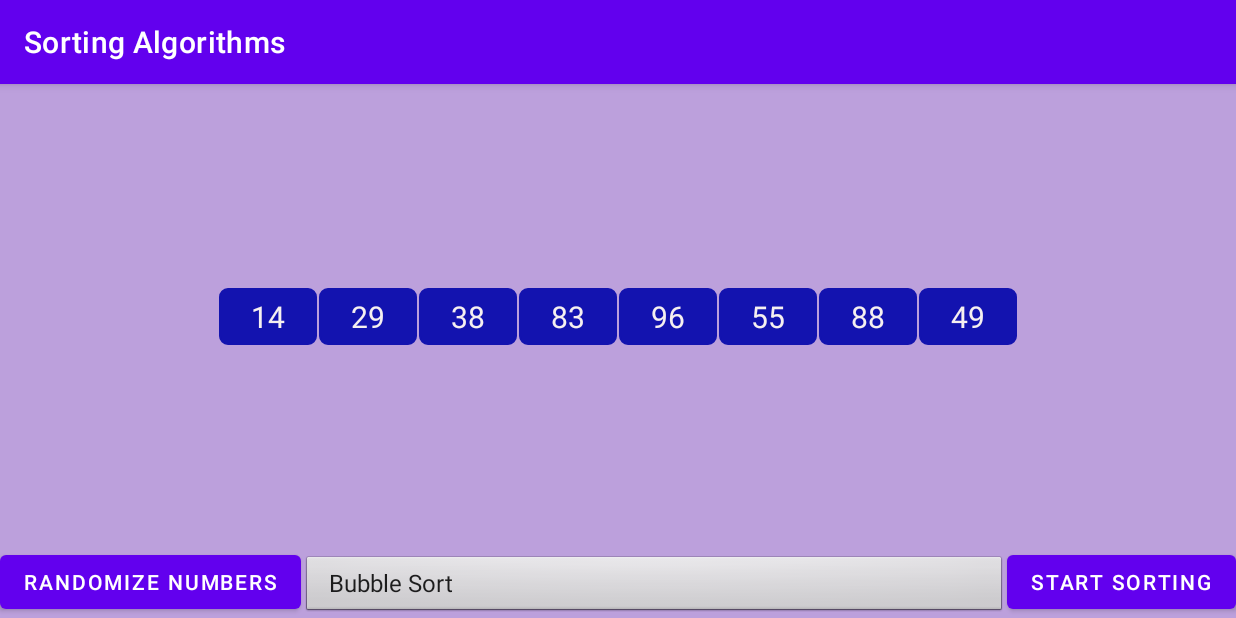
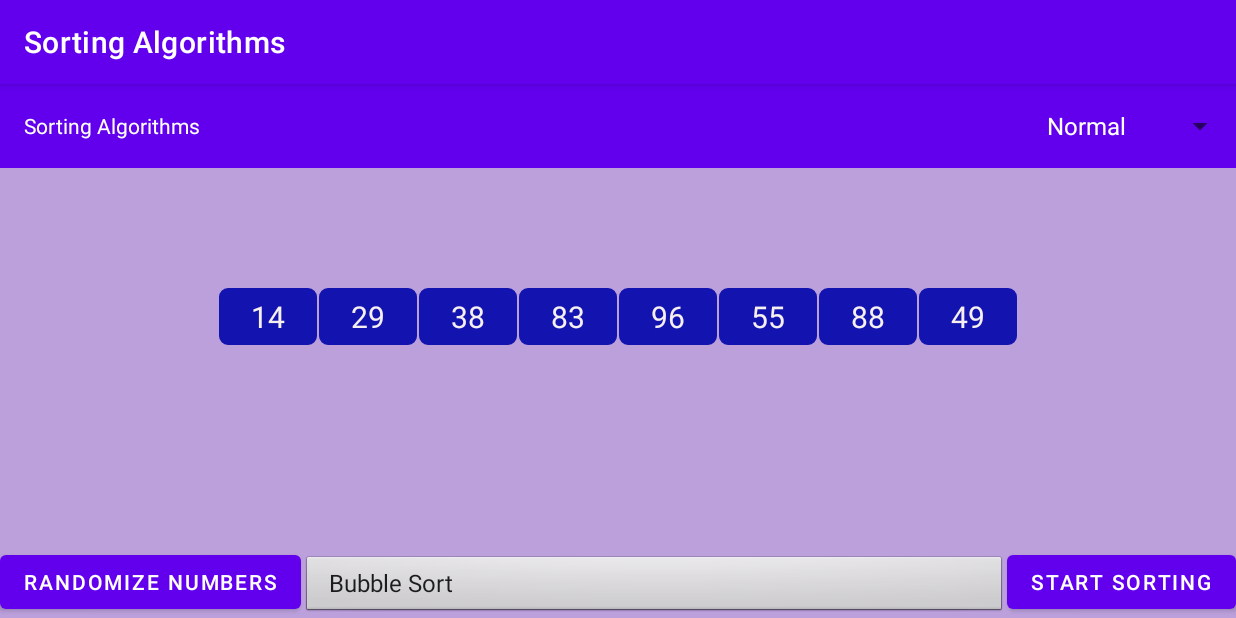
Before and after one commit to yavuzerbas/Android-Sorting-Algorithms-App, an Android app: the screen it shows after launch (MainActivity), after a tap on "RANDOMIZE NUMBERS", on a phone screen of 824 x 412 dp (held sideways). Run offline under Robolectric (Android 15) with nearby library versions, the phone set to English and light mode, and no system bars.

```diff
--- a/app/src/main/java/com/example/sortingalgorithms/MainActivity.kt
+++ b/app/src/main/java/com/example/sortingalgorithms/MainActivity.kt
@@ -1,9 +1,18 @@
 package com.example.sortingalgorithms
 
+import android.graphics.Color
+import android.os.Bundle
+import android.view.Menu
+import android.view.View
+import android.view.ViewGroup
+import android.widget.AdapterView
+import android.widget.ArrayAdapter
+import android.widget.Button
+import android.widget.EditText
+import android.widget.Spinner
+import android.widget.TextView
+import android.widget.Toast
 import androidx.appcompat.app.AppCompatActivity
-import android.os.Bundle
-import android.view.View
-import android.widget.*
 import androidx.lifecycle.MutableLiveData
 import androidx.lifecycle.Observer
 import com.example.sortingalgorithms.presentation.bubblesort.BubbleSort
@@ -11,9 +20,10 @@ import com.example.sortingalgorithms.presentation.insertionsort.InsertionSort
 import com.example.sortingalgorithms.presentation.noobsort.NoobSort
 import com.example.sortingalgorithms.presentation.selectionsort.SelectionSort
 import com.example.sortingalgorithms.utils.extensions.SortCompletionListener
+import com.example.sortingalgorithms.utils.extensions.Speed
+
 
 class MainActivity : AppCompatActivity(), SortCompletionListener{
-    //var recursiveSortFragment:RecursiveSortFragment = RecursiveSortFragment()//Getting editText views
     //connection views with xml ids
     private lateinit var buttonStartSorting:Button
     private lateinit var buttonRandomizeNumbers:Button
@@ -35,7 +45,7 @@ class MainActivity : AppCompatActivity(), SortCompletionListener{
             }
         })
 
-        var editTextViews:ArrayList<EditText> = ArrayList()
+        val editTextViews:ArrayList<EditText> = ArrayList()
         val editText1 = findViewById<EditText>(R.id.editText1)
         val editText2 = findViewById<EditText>(R.id.editText2)
         val editText3 = findViewById<EditText>(R.id.editText3)
@@ -44,6 +54,7 @@ class MainActivity : AppCompatActivity(), SortCompletionListener{
         val editText6 = findViewById<EditText>(R.id.editText6)
         val editText7 = findViewById<EditText>(R.id.editText7)
         val editText8 = findViewById<EditText>(R.id.editText8)
+        val speedSpinner = findViewById<Spinner>(R.id.speed_spinner)
 
         editTextViews.add(editText1)
         editTextViews.add(editText2)
@@ -53,6 +64,61 @@ class MainActivity : AppCompatActivity(), SortCompletionListener{
         editTextViews.add(editText6)
         editTextViews.add(editText7)
         editTextViews.add(editText8)
+
+        // Create an ArrayAdapter using the string array and a default spinner layout
+        val adapter: ArrayAdapter<CharSequence> = object : ArrayAdapter<CharSequence>(
+            this, android.R.layout.simple_spinner_item, resources.getStringArray(R.array.speed_array)
+        ) {
+            override fun getView(position: Int, convertView: View?, parent: ViewGroup): View {
+                val view = super.getView(position, convertView, parent) as TextView
+                view.setTextColor(Color.WHITE) // Set the text color to white
+                return view
+            }
+
+            override fun getDropDownView(position: Int, convertView: View?, parent: ViewGroup): View {
+                val view = super.getDropDownView(position, convertView, parent) as TextView
+                view.setTextColor(Color.WHITE) // Set the dropdown text color to white
+                view.setBackgroundColor(Color.BLACK)
+                return view
+            }
+        }
+        // Specify the layout to use when the list of choices appears
+        adapter.setDropDownViewResource(android.R.layout.simple_spinner_dropdown_item)
+        // Apply the adapter to the spinner
+        speedSpinner.adapter = adapter
+        // Find the position of "Normal" in the adapter
+        val defaultSelectionPosition = adapter.getPosition("Normal")
+
+        // Set the default selection of the spinner to "Normal"
+        speedSpinner.setSelection(defaultSelectionPosition)
+        speedSpinner.onItemSelectedListener = object : AdapterView.OnItemSelectedListener {
+            override fun onItemSelected(parent: AdapterView<*>, view: View, position: Int, id: Long) {
+                // Get the selected item
+
+                // Do something with the selected item
+                when (parent.getItemAtPosition(position).toString()) {
+                    "Very Slow" -> {
+                        Speed.speed = 1
+                    }
+                    "Slow" -> {
+                        Speed.speed = 3
+                    }
+                    "Normal" -> {
+                        Speed.speed = 5
+                    }
+                    "Fast" -> {
+                        Speed.speed = 10
+                    }
+                    "Very Fast" -> {
+                        Speed.speed = 20
+                    }
+                }
+            }
+
+            override fun onNothingSelected(parent: AdapterView<*>) {
+                // Handle the case where there's no item selected
+            }
+        }
 
 
         spinner = findViewById(R.id.spinner)
@@ -90,6 +156,11 @@ class MainActivity : AppCompatActivity(), SortCompletionListener{
 
 
     }
+    override fun onCreateOptionsMenu(menu: Menu?): Boolean {
+        menuInflater.inflate(R.menu.toolbar_menu, menu)
+        return true
+    }
+
 
     //FULL SCREEN FUNCTIONS
     //{{{{{{{{{{{{{{{{{{{{{{{{{{{{{{{{{{{{{{{{{{{{{{{{{{{{{{{{{{{{{{{{{{{{{{{{{{{{{{{{{{{{{{{{{{{{{{
@@ -124,24 +195,24 @@ class MainActivity : AppCompatActivity(), SortCompletionListener{
     //END OF FULL SCREEN FUNCTIONS
     //}}}}}}}}}}}}}}}}}}}}}}}}}}}}}}}}}}}}}}}}}}}}}}}}}}}}}}}}}}}}}}}}}}}}}}}}}}}}}}}}}}}}}}}}}}}}}}
 //function giving random values to edit text areas
-    fun setRandomNumbersToTextViews(editTextViews:ArrayList<EditText>){
-        var numbers = getRandomNumbers(8)
+    private fun setRandomNumbersToTextViews(editTextViews:ArrayList<EditText>){
+        val numbers = getRandomNumbers(8)
         for(i in (0..7)){
-            editTextViews[i].setText("" + numbers[i])
+            editTextViews[i].setText(numbers[i].toString())
         }
     }
     //Following two functions for obtaining random numbers "getRandomNumbers","rand"
     //{{{{{{{{{{{{{{{{{{{{{{{{{{{{{{{{{{{{{{{{{{{{{{{{{{{{{{{{{{{{{{{{{{{{{{{{{{{{{{{{{{{{{{{{{{{{{{
 
-    fun getRandomNumbers(arraySize:Int):ArrayList<Int>{
-        var numbersArrayList:ArrayList<Int> = ArrayList()
-        for(i in 0..(arraySize-1)){
-            var temp = rand(1,99)
+    private fun getRandomNumbers(arraySize:Int):ArrayList<Int>{
+        val numbersArrayList:ArrayList<Int> = ArrayList()
+        for(i in 0 until arraySize){
+            val temp = rand(1,99)
             numbersArrayList.add(temp)
         }
         return numbersArrayList;
     }
-    fun rand(start: Int, end: Int): Int {
+    private fun rand(start: Int, end: Int): Int {
         require(start <= end) { "Illegal Argument" }
         return (start..end).random()
     }
--- a/app/src/main/java/com/example/sortingalgorithms/presentation/bubblesort/BubbleSort.kt
+++ b/app/src/main/java/com/example/sortingalgorithms/presentation/bubblesort/BubbleSort.kt
@@ -6,7 +6,9 @@ import android.text.InputType
 import android.util.Log
 import android.widget.Button
 import android.widget.EditText
+import com.example.sortingalgorithms.utils.constants.MS5
 import com.example.sortingalgorithms.utils.extensions.SortCompletionListener
+import com.example.sortingalgorithms.utils.extensions.Speed
 
 class BubbleSort(
     private var editTextViewList: ArrayList<EditText>,
@@ -34,7 +36,7 @@ class BubbleSort(
                 val a = Integer.parseInt(editTextViewList[j].text.toString())
                 val b = Integer.parseInt(editTextViewList[j + 1].text.toString())
                 //giving user some time to see which numbers compared
-                Thread.sleep(500)
+                Thread.sleep((MS5 / Speed.speed).toLong())
                 if (a > b) {
                     isSorted = false
                     //setting colors to red to show user, numbers are gonna swapped
@@ -47,7 +49,7 @@ class BubbleSort(
                     //swapping in screen
                     swapTextViewsLocations(editTextViewList[j], editTextViewList[j + 1])
                     //giving user enough time see the swapping
-                    Thread.sleep(500)
+                    Thread.sleep((MS5 / Speed.speed).toLong())
                 } else {
                     //do nothing
                 }
--- /dev/null
+++ b/app/src/main/java/com/example/sortingalgorithms/utils/extensions/Speed.kt
@@ -0,0 +1,5 @@
+package com.example.sortingalgorithms.utils.extensions
+
+object Speed {
+    var speed = 1
+}
--- a/app/src/main/res/layout/activity_main.xml
+++ b/app/src/main/res/layout/activity_main.xml
@@ -6,6 +6,30 @@
     android:layout_height="match_parent"
     tools:context=".MainActivity"
     android:background="#BCA0DC">
+    <androidx.appcompat.widget.Toolbar
+        android:id="@+id/toolbar"
+        android:layout_width="match_parent"
+        android:layout_height="?attr/actionBarSize"
+        android:background="?attr/colorPrimary"
+        app:layout_constraintTop_toTopOf="parent">
+
+        <TextView
+            android:id="@+id/toolbar_title"
+            android:layout_width="wrap_content"
+            android:layout_height="wrap_content"
+            android:text="@string/sorting_algorithms"
+            android:textColor="@android:color/white"
+            android:layout_gravity="start"/>
+
+        <Spinner
+            android:id="@+id/speed_spinner"
+            android:layout_width="wrap_content"
+            android:layout_height="wrap_content"
+            android:entries="@array/speed_array"
+            android:layout_gravity="end"/>
+
+    </androidx.appcompat.widget.Toolbar>
+
 
     <LinearLayout
         android:gravity="center_vertical"
--- /dev/null
+++ b/app/src/main/res/menu/toolbar_menu.xml
@@ -0,0 +1,2 @@
+<menu xmlns:android="http://schemas.android.com/apk/res/android">
+</menu>
--- /dev/null
+++ b/app/src/main/res/values/arrays.xml
@@ -0,0 +1,10 @@
+<?xml version="1.0" encoding="utf-8"?>
+<resources>
+    <string-array name="speed_array">
+        <item>Very Slow</item>
+        <item>Slow</item>
+        <item>Normal</item>
+        <item>Fast</item>
+        <item>Very Fast</item>
+    </string-array>
+</resources>
--- a/app/src/main/res/values/strings.xml
+++ b/app/src/main/res/values/strings.xml
@@ -6,4 +6,5 @@
         <item>Noob Sort</item>
     </string-array>
     <string name="app_name">Sorting Algorithms</string>
+    <string name="sorting_algorithms">Sorting Algorithms</string>
 </resources>
```
Also changed, not shown: app/src/main/java/com/example/sortingalgorithms/presentation/insertionsort/InsertionSort.kt (+5 -3 lines), app/src/main/java/com/example/sortingalgorithms/presentation/noobsort/NoobSort.kt (+6 -3 lines), app/src/main/java/com/example/sortingalgorithms/presentation/selectionsort/SelectionSort.kt (+6 -3 lines), app/src/main/java/com/example/sortingalgorithms/utils/constants/DelayConstants.kt (added, +12 -0 lines).
